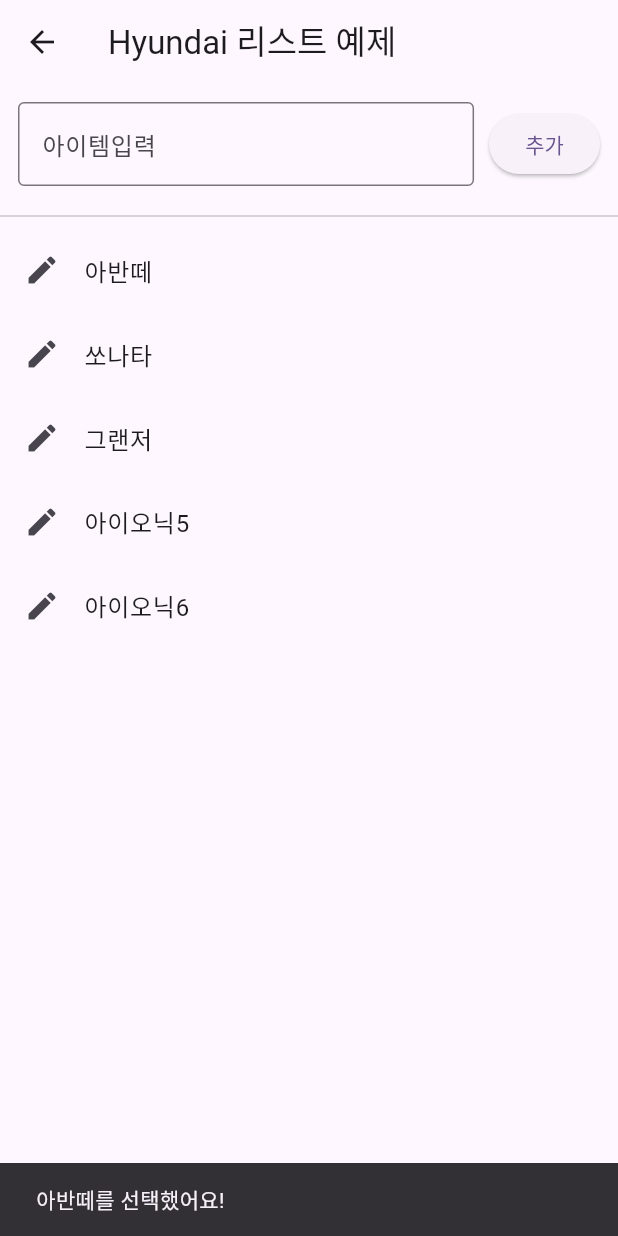
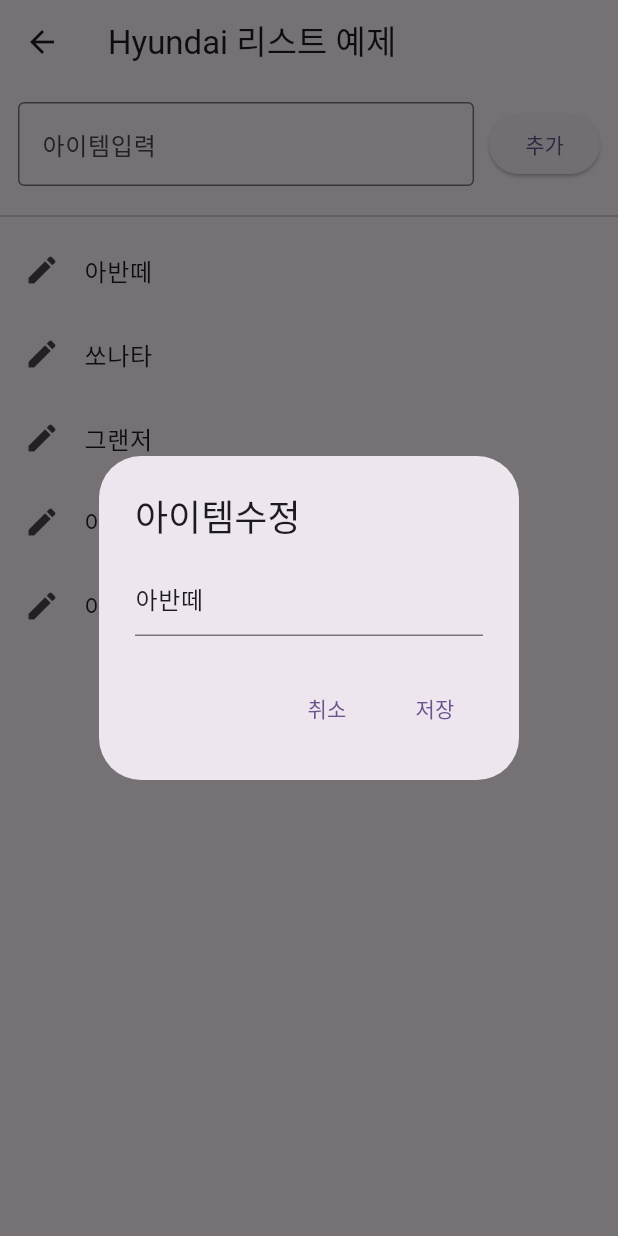
Before and after one commit to hak319/test-untitled-project, a Flutter app: the ListPage screen opened by its route, after a tap on "아반떼", on a phone screen of 412 x 824 dp. Run offline on Flutter 3.47's test engine with Material 3 defaults, Android fonts, the phone set to English and light mode, and no system bars.

Commit message:
25.4.7.(5)

```diff
--- a/lib/list_page.dart
+++ b/lib/list_page.dart
@@ -8,11 +8,10 @@ class ListPage extends StatefulWidget {
 }
 
 class _ListPageState extends State<ListPage> {
-  // fruits 리스트를 hyundai 리스트로 수정
+  // hyundai 리스트 선언
   final List<String> hyundai = ["아반떼", "쏘나타", "그랜저", "아이오닉5", "아이오닉6"];
-  final TextEditingController _controller =
-  TextEditingController(); // Corrected this line
-  String text = ""; // Declare text as a string
+  final TextEditingController _controller = TextEditingController(); // 입력 컨트롤러
+  String text = ""; // 텍스트 변수
 
   @override
   Widget build(BuildContext context) {
@@ -37,12 +36,11 @@ class _ListPageState extends State<ListPage> {
                   ),
                   ElevatedButton(
                       onPressed: () {
-                        text =
-                            _controller.text.trim(); // Correct the assignment
+                        text = _controller.text.trim(); // 텍스트 입력 후 저장
                         if (text.isNotEmpty) {
                           setState(() {
-                            hyundai.add(text); // Add to hyundai list
-                            _controller.clear(); // Clear the input after adding
+                            hyundai.add(text); // hyundai 리스트에 아이템 추가
+                            _controller.clear(); // 입력 필드 초기화
                           });
                         }
                       },
@@ -57,25 +55,57 @@ class _ListPageState extends State<ListPage> {
                   itemBuilder: (context, index) {
                     return ListTile(
                       leading: const Icon(Icons.edit),
-                      title: Text(hyundai[index]), // Use hyundai list
+                      title: Text(hyundai[index]), // hyundai 리스트에서 텍스트 표시
                       onTap: () {
-                        ScaffoldMessenger.of(context).showSnackBar(SnackBar(
-                            content: Text(
-                                '${hyundai[index]}를 선택했어요!'))); // Show selected car
+                        // 아이템 수정 다이얼로그
+                        final TextEditingController _editController =
+                        TextEditingController(text: hyundai[index]);
+
+                        showDialog(
+                            context: context,
+                            builder: (context) {
+                              return AlertDialog(
+                                title: const Text("아이템수정"),
+                                content: TextField(
+                                  controller: _editController,
+                                  decoration: const InputDecoration(
+                                      hintText: "새로운 이름 입력"),
+                                ),
+                                actions: [
+                                  TextButton(
+                                    onPressed: () =>
+                                        Navigator.pop(context), // 취소
+                                    child: const Text("취소"),
+                                  ),
+                                  TextButton(
+                                    onPressed: () {
+                                      final newText =
+                                      _editController.text.trim();
+                                      if (newText.isNotEmpty) {
+                                        setState(() {
+                                          hyundai[index] = newText; // 아이템 수정
+                                        });
+                                      }
+                                      Navigator.pop(context);
+                                    },
+                                    child: const Text("저장"),
+                                  ),
+                                ],
+                              );
+                            });
                       },
                       onLongPress: () {
                         setState(() {
-                          hyundai
-                              .removeAt(index); // Remove item from hyundai list
+                          hyundai.removeAt(index); // 아이템 삭제
                         });
 
                         ScaffoldMessenger.of(context).showSnackBar(SnackBar(
-                            content: Text(
-                                '${hyundai[index]}를 삭제했어요!'))); // Show deletion message
+                            content:
+                            Text('${hyundai[index]}를 삭제했어요!'))); // 삭제 알림
                       },
                     );
                   }),
-            )
+            ),
           ],
         ));
   }
```
